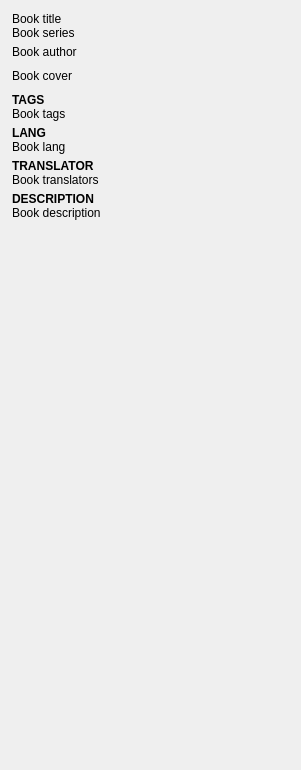
First picture: the form in src/designer/bookinfopanel.ui, repository dnkorpushov/libro2, before the edit.
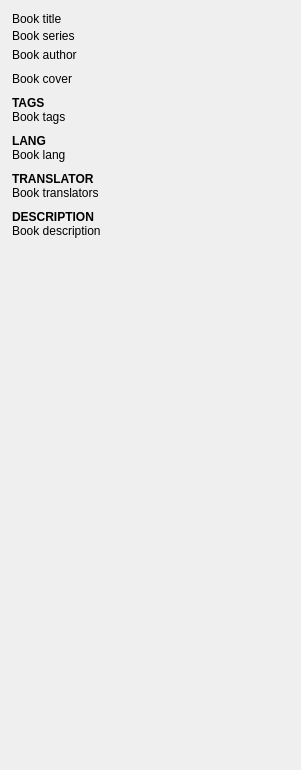
Second picture: the form after the edit.

What changed in the file:
```diff
--- a/src/designer/bookinfopanel.ui
+++ b/src/designer/bookinfopanel.ui
@@ -65,7 +65,7 @@
         <height>770</height>
        </rect>
       </property>
-      <layout class="QVBoxLayout" name="verticalLayout" stretch="0,0,0,0,0,0,0,0,0,0,0,0,0,0,0,0,0,0,0">
+      <layout class="QVBoxLayout" name="verticalLayout" stretch="0,0,0,0,0,0,0,0,0,0,0,0,0,0,0,0,0,0,0,0">
        <property name="spacing">
         <number>0</number>
        </property>
@@ -91,6 +91,22 @@
          </property>
         </widget>
        </item>
+       <item>
+        <spacer name="verticalSpacer_4">
+         <property name="orientation">
+          <enum>Qt::Vertical</enum>
+         </property>
+         <property name="sizeType">
+          <enum>QSizePolicy::Fixed</enum>
+         </property>
+         <property name="sizeHint" stdset="0">
+          <size>
+           <width>20</width>
+           <height>3</height>
+          </size>
+         </property>
+        </spacer>
+       </item>
        <item>
         <widget class="QLabel" name="series">
          <property name="font">
@@ -202,7 +218,7 @@
          <property name="maximumSize">
           <size>
            <width>16777215</width>
-           <height>5</height>
+           <height>10</height>
           </size>
          </property>
          <property name="text">
@@ -235,7 +251,7 @@
          <property name="maximumSize">
           <size>
            <width>16777215</width>
-           <height>5</height>
+           <height>10</height>
           </size>
          </property>
          <property name="text">
@@ -274,7 +290,7 @@
          <property name="maximumSize">
           <size>
            <width>16777215</width>
-           <height>5</height>
+           <height>10</height>
           </size>
          </property>
          <property name="text">
```
